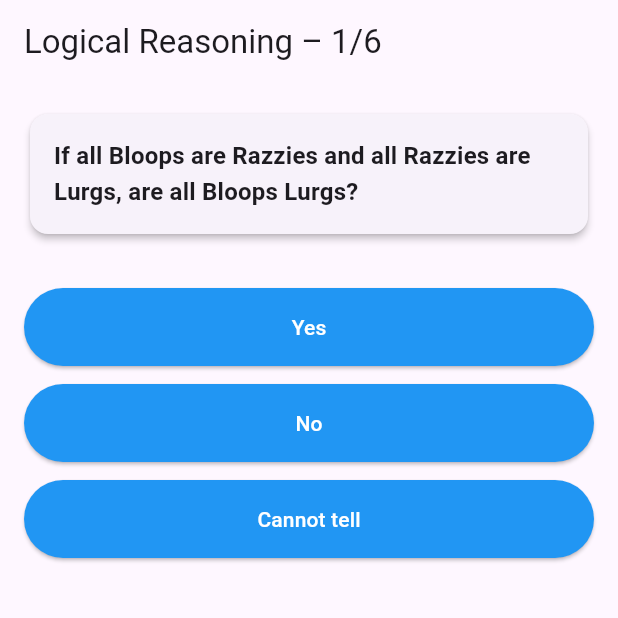
After one commit to kmushapho/uni_gateway, a Flutter app: the AptitudeTestScreen screen opened directly with sample values from the repository, on a phone screen of 412 x 824 dp, the top half of it. The commit adds this screen. Run offline on Flutter 3.47's test engine with Material 3 defaults, Android fonts, the phone set to English and light mode, and no system bars; our stand-ins replace hive, hive_flutter; accounts and stored records are empty.

Commit message:
aptitude test screen file added

```diff
--- /dev/null
+++ b/lib/screens/aptitude_test_screen.dart
@@ -0,0 +1,239 @@
+import 'package:flutter/material.dart';
+import '../services/aptitude_service.dart';
+import '../models/aptitudeQuestions.dart';
+import '../data/aptitude_categories.dart';
+import 'aptitude_category_intro_screen.dart';
+
+class AptitudeTestScreen extends StatefulWidget {
+  final CategoryInfo category;
+  final int currentIndex;
+  final int totalCategories;
+
+  const AptitudeTestScreen({
+    super.key,
+    required this.category,
+    required this.currentIndex,
+    required this.totalCategories,
+  });
+
+  @override
+  State<AptitudeTestScreen> createState() => _AptitudeTestScreenState();
+}
+
+class _AptitudeTestScreenState extends State<AptitudeTestScreen> {
+  List<Question> questions = [];
+  int currentQuestionIndex = 0;
+  int score = 0;
+
+  // Per-question state
+  int? selectedIndex;
+  bool hasAnswered = false;
+
+  // get explanation + feedback for certain categories
+  final Set<String> categoriesWithFeedback = {
+    'logical',
+    'verbal',
+    'numerical',
+    'spatial',
+    'technical',
+    'interpersonal',
+  };
+
+  // should show explanation for this category
+  bool get shouldShowFeedback => categoriesWithFeedback.contains(widget.category.name.toLowerCase());
+
+  @override
+  void initState() {
+    super.initState();
+    _loadQuestions();
+  }
+
+  // random questions for this category
+  Future<void> _loadQuestions() async {
+    questions = await QuizService.getRandomQuestions(category: widget.category.name);
+    setState(() {});
+  }
+
+  // prevent multiple selections when user has answered
+  void _selectAnswer(int index) {
+    if (hasAnswered) return;
+
+    setState(() {
+      selectedIndex = index;
+      hasAnswered = true;
+
+      if (index == questions[currentQuestionIndex].correctOptionIndex) {
+        score++;
+      }
+    });
+  }
+
+  // Called when user presses Next
+  void _goToNextQuestion() {
+    setState(() {
+      if (currentQuestionIndex < questions.length - 1) {
+        currentQuestionIndex++;
+        selectedIndex = null;
+        hasAnswered = false;
+      } else {
+
+        // finishd this category
+        if (widget.currentIndex < widget.totalCategories - 1) {
+          // to next category intro
+          Navigator.pushReplacement(
+            context,
+            MaterialPageRoute(
+              builder: (_) => CategoryIntroScreen(
+                category: allCategories[widget.currentIndex + 1],
+                currentIndex: widget.currentIndex + 1,
+                totalCategories: widget.totalCategories,
+              ),
+            ),
+          );
+        } else {
+          // Last category completed, show completion dialog
+          showDialog(
+            context: context,
+            barrierDismissible: false,
+            builder: (_) => AlertDialog(
+              title: const Text('Test Complete!'),
+              content: Text(
+                'You finished all categories!\n'
+                    'Score this category: $score / ${questions.length}\n'
+                    '(Total across all categories can be tracked later)',
+              ),
+              actions: [
+                TextButton(
+                  onPressed: () {
+                    Navigator.pop(context);
+                    Navigator.pop(context); // Back to home
+                  },
+                  child: const Text('Back to Home'),
+                ),
+              ],
+            ),
+          );
+        }
+      }
+    });
+  }
+
+
+  // Get color for answer buttons based on correctness
+  Color _getButtonColor(int index) {
+    if (!hasAnswered) return Theme.of(context).elevatedButtonTheme.style?.backgroundColor?.resolve({}) ?? Colors.blue;
+
+    final correct = questions[currentQuestionIndex].correctOptionIndex;
+    if (index == correct) return Colors.green[700]!;
+    if (index == selectedIndex) return Colors.red[700]!;
+    return Colors.grey[600]!;
+  }
+
+
+  @override
+  Widget build(BuildContext context) {
+    // Show loading spinner while questions are being fetched
+    if (questions.isEmpty) {
+      return const Scaffold(body: Center(child: CircularProgressIndicator()));
+    }
+
+    final q = questions[currentQuestionIndex];
+    final bool isLastQuestion = currentQuestionIndex == questions.length - 1;
+
+    return Scaffold(
+      // App bar shows category title + question progress
+    appBar: AppBar(
+        title: Text('${widget.category.title} – ${currentQuestionIndex + 1}/${questions.length}'),
+      ),
+      body: Padding(
+        padding: const EdgeInsets.all(16.0),
+        child: Column(
+          crossAxisAlignment: CrossAxisAlignment.stretch,
+          children: [
+            // Question text
+            Card(
+              elevation: 2,
+              child: Padding(
+                padding: const EdgeInsets.all(16.0),
+                child: Text(
+                  q.questionText,
+                  style: Theme.of(context).textTheme.titleMedium?.copyWith(fontWeight: FontWeight.w600),
+                ),
+              ),
+            ),
+
+            const SizedBox(height: 32),
+
+            // Options
+            ...List.generate(q.options.length, (i) {
+              return Padding(
+                padding: const EdgeInsets.only(bottom: 12),
+                child: ElevatedButton(
+                  onPressed: hasAnswered ? null : () => _selectAnswer(i),
+                  style: ElevatedButton.styleFrom(
+                    backgroundColor: _getButtonColor(i),
+                    foregroundColor: Colors.white,
+                    disabledBackgroundColor: _getButtonColor(i),
+                    padding: const EdgeInsets.symmetric(vertical: 16),
+                  ),
+                  child: Text(q.options[i]),
+                ),
+              );
+            }),
+
+            const SizedBox(height: 24),
+
+            // Explanation
+            if (hasAnswered && shouldShowFeedback && q.explanation != null && q.explanation!.isNotEmpty)
+              Card(
+                color: selectedIndex == q.correctOptionIndex ? Colors.green[50] : Colors.red[50],
+                elevation: 1,
+                child: Padding(
+                  padding: const EdgeInsets.all(16.0),
+                  child: Column(
+                    crossAxisAlignment: CrossAxisAlignment.start,
+                    children: [
+                      Text(
+                        selectedIndex == q.correctOptionIndex ? "Correct!" : "Incorrect",
+                        style: TextStyle(
+                          fontSize: 18,
+                          fontWeight: FontWeight.bold,
+                          color: selectedIndex == q.correctOptionIndex ? Colors.green[900] : Colors.red[900],
+                        ),
+                      ),
+                      const SizedBox(height: 8),
+                      Text(
+                        q.explanation!,
+                        style: TextStyle(
+                          fontSize: 16,
+                          color: Colors.black87,
+                        ),
+                      ),
+                    ],
+                  ),
+                ),
+              ),
+
+            const Spacer(),
+
+            // Next button (only visible after answering)
+            if (hasAnswered)
+              Padding(
+                padding: const EdgeInsets.only(top: 16),
+                child: ElevatedButton.icon(
+                  icon: const Icon(Icons.arrow_forward),
+                  label: Text(isLastQuestion ? "Finish Category" : "Next Question"),
+                  style: ElevatedButton.styleFrom(
+                    padding: const EdgeInsets.symmetric(vertical: 16),
+                    backgroundColor: Colors.teal,
+                    foregroundColor: Colors.white,
+                  ),
+                  onPressed: _goToNextQuestion,
+                ),
+              ),
+          ],
+        ),
+      ),
+    );
+  }
+}
```
Also changed, not shown: lib/screens/aptitude_category_intro_screen.dart (+8 -0 lines).
